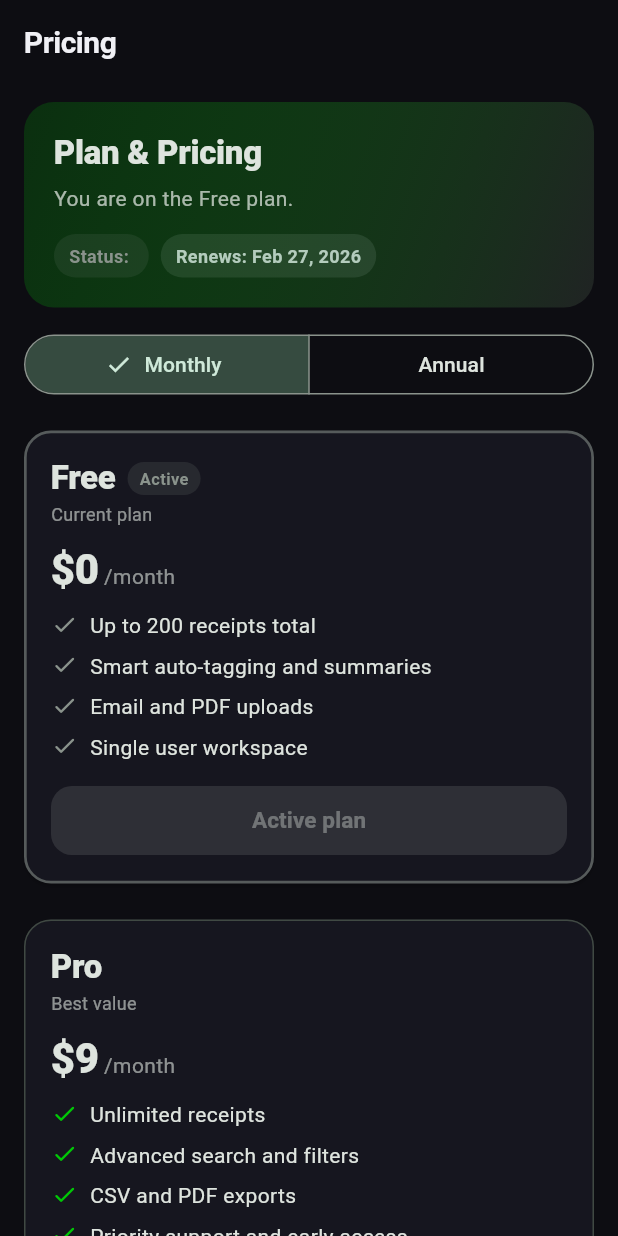
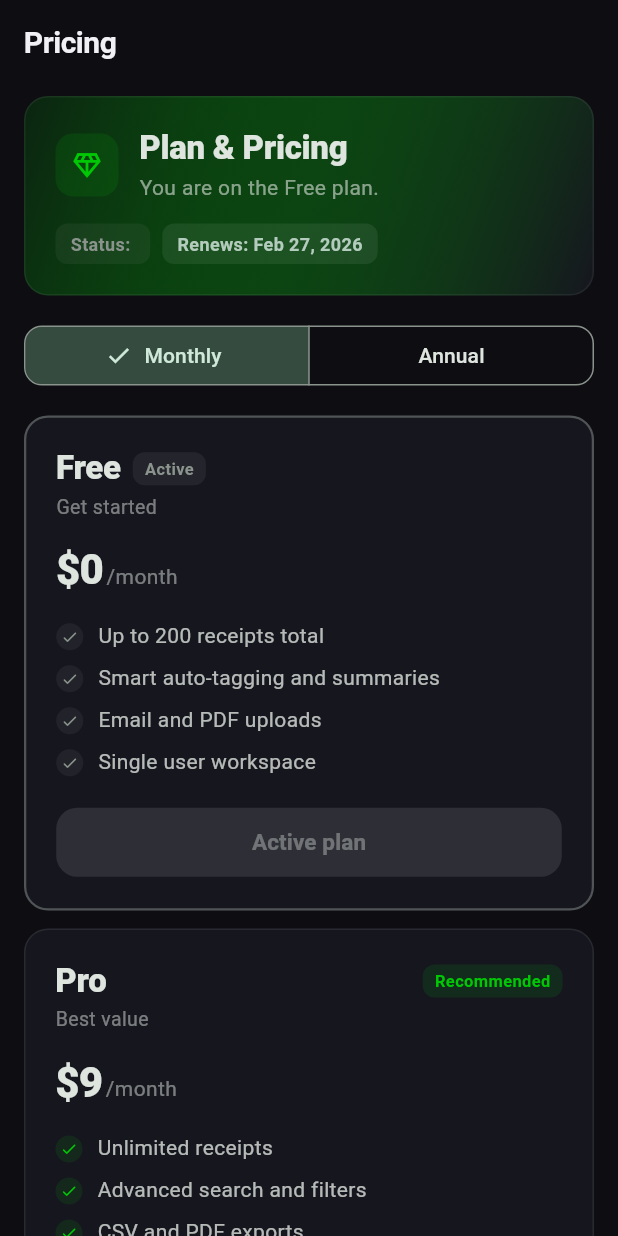
Before and after one commit to EdmondMbadu/receiptnest-mobile, a Flutter app: the PricingScreen screen opened by its route, on a phone screen of 412 x 824 dp. Run offline on Flutter 3.47's test engine with Material 3 defaults, Android fonts, the phone set to English and light mode, and no system bars; our stand-ins replace cached_network_image, cloud_firestore, cloud_functions, file_picker, firebase_auth, firebase_core and 9 more; accounts and stored records are empty; generated files the repository leaves out were written again; network calls fail.

Commit message:
updated the pricing page

```diff
--- a/lib/src/features/pricing/presentation/pricing_screen.dart
+++ b/lib/src/features/pricing/presentation/pricing_screen.dart
@@ -80,6 +80,7 @@ class _PricingScreenState extends ConsumerState<PricingScreen> {
   @override
   Widget build(BuildContext context) {
     final cs = Theme.of(context).colorScheme;
+    final isDark = Theme.of(context).brightness == Brightness.dark;
     final profile = ref.watch(currentUserProfileProvider).valueOrNull;
 
     final plan = (profile?.subscriptionPlan ?? 'free').toLowerCase();
@@ -92,36 +93,70 @@ class _PricingScreenState extends ConsumerState<PricingScreen> {
     return Scaffold(
       appBar: AppBar(title: const Text('Pricing')),
       body: ListView(
-        padding: const EdgeInsets.fromLTRB(16, 12, 16, 24),
+        padding: const EdgeInsets.fromLTRB(16, 8, 16, 32),
         children: [
+          // ── Current plan banner ──
           Container(
             padding: const EdgeInsets.all(20),
             decoration: BoxDecoration(
-              borderRadius: BorderRadius.circular(20),
+              borderRadius: BorderRadius.circular(16),
               gradient: LinearGradient(
                 begin: Alignment.topLeft,
                 end: Alignment.bottomRight,
                 colors: [
-                  const Color(0xFF00C805).withValues(alpha: 0.18),
-                  cs.surfaceContainerHighest.withValues(alpha: 0.55),
+                  const Color(0xFF00C805).withValues(alpha: isDark ? 0.12 : 0.10),
+                  isDark
+                      ? const Color(0xFF16161F)
+                      : cs.surface,
                 ],
+              ),
+              border: Border.all(
+                color: isDark
+                    ? Colors.white.withValues(alpha: 0.06)
+                    : Colors.grey.shade200,
               ),
             ),
             child: Column(
               crossAxisAlignment: CrossAxisAlignment.start,
               children: [
+                Row(
+                  children: [
+                    Container(
+                      padding: const EdgeInsets.all(10),
+                      decoration: BoxDecoration(
+                        color: const Color(0xFF00C805).withValues(alpha: 0.12),
+                        borderRadius: BorderRadius.circular(12),
+                      ),
+                      child: Icon(
+                        isPro ? Icons.diamond_rounded : Icons.diamond_outlined,
+                        color: const Color(0xFF00C805),
+                        size: 22,
+                      ),
+                    ),
+                    const SizedBox(width: 14),
+                    Expanded(
+                      child: Column(
+                        crossAxisAlignment: CrossAxisAlignment.start,
+                        children: [
                           Text(
                             'Plan & Pricing',
-                  style: Theme.of(
-                    context,
-                  ).textTheme.titleLarge?.copyWith(fontWeight: FontWeight.w800),
+                            style: Theme.of(context)
+                                .textTheme
+                                .titleLarge
+                                ?.copyWith(fontWeight: FontWeight.w800),
                           ),
-                const SizedBox(height: 6),
+                          const SizedBox(height: 2),
                           Text(
                             'You are on the ${isPro ? 'Pro' : 'Free'} plan.',
-                  style: Theme.of(context).textTheme.bodyMedium?.copyWith(
-                    color: cs.onSurface.withValues(alpha: 0.75),
+                            style: TextStyle(
+                              fontSize: 14,
+                              color: cs.onSurface.withValues(alpha: 0.6),
                             ),
+                          ),
+                        ],
+                      ),
+                    ),
+                  ],
                 ),
                 const SizedBox(height: 14),
                 Wrap(
@@ -147,7 +182,9 @@ class _PricingScreenState extends ConsumerState<PricingScreen> {
               ],
             ),
           ),
-          const SizedBox(height: 14),
+          const SizedBox(height: 16),
+
+          // ── Interval toggle ──
           SegmentedButton<String>(
             segments: const [
               ButtonSegment(value: 'monthly', label: Text('Monthly')),
@@ -157,11 +194,18 @@ class _PricingScreenState extends ConsumerState<PricingScreen> {
             onSelectionChanged: (value) {
               setState(() => _interval = value.first);
             },
+            style: SegmentedButton.styleFrom(
+              shape: RoundedRectangleBorder(
+                borderRadius: BorderRadius.circular(12),
               ),
-          const SizedBox(height: 14),
+            ),
+          ),
+          const SizedBox(height: 16),
+
+          // ── Free plan ──
           _PlanCard(
             title: 'Free',
-            subtitle: 'Current plan',
+            subtitle: 'Get started',
             price: '\$0',
             cadence: '/month',
             active: !isPro,
@@ -178,6 +222,8 @@ class _PricingScreenState extends ConsumerState<PricingScreen> {
             onAction: isPro ? _openPortal : null,
           ),
           const SizedBox(height: 12),
+
+          // ── Pro plan ──
           _PlanCard(
             title: 'Pro',
             subtitle: 'Best value',
@@ -195,24 +241,48 @@ class _PricingScreenState extends ConsumerState<PricingScreen> {
                 ? 'You are on Pro'
                 : (_processingCheckout ? 'Redirecting...' : 'Switch to Pro'),
             onAction: isPro || _processingCheckout ? null : _startCheckout,
+            isProcessing: _processingCheckout,
           ),
-          const SizedBox(height: 12),
+          const SizedBox(height: 16),
+
+          // ── Manage billing ──
           OutlinedButton.icon(
             onPressed: _processingPortal ? null : _openPortal,
-            icon: const Icon(Icons.manage_accounts_outlined),
+            icon: _processingPortal
+                ? SizedBox(
+                    width: 18,
+                    height: 18,
+                    child: CircularProgressIndicator(
+                      strokeWidth: 2,
+                      color: cs.primary,
+                    ),
+                  )
+                : const Icon(Icons.manage_accounts_outlined, size: 20),
             label: Text(
               _processingPortal ? 'Opening portal...' : 'Manage billing',
             ),
           ),
+
           if (_error != null) ...[
-            const SizedBox(height: 10),
+            const SizedBox(height: 12),
             Container(
               padding: const EdgeInsets.all(12),
               decoration: BoxDecoration(
                 color: cs.error.withValues(alpha: 0.08),
                 borderRadius: BorderRadius.circular(12),
               ),
-              child: Text(_error!, style: TextStyle(color: cs.error)),
+              child: Row(
+                children: [
+                  Icon(Icons.error_outline_rounded, size: 18, color: cs.error),
+                  const SizedBox(width: 8),
+                  Expanded(
+                    child: Text(
+                      _error!,
+                      style: TextStyle(color: cs.error, fontSize: 13),
+                    ),
+                  ),
+                ],
+              ),
             ),
           ],
         ],
@@ -232,6 +302,7 @@ class _PlanCard extends StatelessWidget {
     required this.features,
     required this.actionLabel,
     required this.onAction,
+    this.isProcessing = false,
   });
 
   final String title;
@@ -243,23 +314,28 @@ class _PlanCard extends StatelessWidget {
   final List<String> features;
   final String actionLabel;
   final VoidCallback? onAction;
+  final bool isProcessing;
 
   @override
   Widget build(BuildContext context) {
     final cs = Theme.of(context).colorScheme;
-    return Card(
-      elevation: active ? 1 : 0,
-      shape: RoundedRectangleBorder(
-        borderRadius: BorderRadius.circular(18),
-        side: BorderSide(
+    final isDark = Theme.of(context).brightness == Brightness.dark;
+
+    return Container(
+      decoration: BoxDecoration(
+        borderRadius: BorderRadius.circular(16),
+        border: Border.all(
           color: active
-              ? accentColor.withValues(alpha: 0.55)
-              : cs.outlineVariant,
-          width: active ? 1.8 : 1,
+              ? accentColor.withValues(alpha: 0.50)
+              : (isDark
+                  ? Colors.white.withValues(alpha: 0.08)
+                  : Colors.grey.shade200),
+          width: active ? 1.5 : 1,
         ),
+        color: isDark ? const Color(0xFF16161F) : Colors.white,
       ),
       child: Padding(
-        padding: const EdgeInsets.all(18),
+        padding: const EdgeInsets.all(20),
         child: Column(
           crossAxisAlignment: CrossAxisAlignment.start,
           children: [
@@ -267,9 +343,10 @@ class _PlanCard extends StatelessWidget {
               children: [
                 Text(
                   title,
-                  style: Theme.of(
-                    context,
-                  ).textTheme.titleLarge?.copyWith(fontWeight: FontWeight.w800),
+                  style: Theme.of(context)
+                      .textTheme
+                      .titleLarge
+                      ?.copyWith(fontWeight: FontWeight.w800),
                 ),
                 const SizedBox(width: 8),
                 if (active)
@@ -279,11 +356,31 @@ class _PlanCard extends StatelessWidget {
                       vertical: 3,
                     ),
                     decoration: BoxDecoration(
-                      borderRadius: BorderRadius.circular(999),
-                      color: accentColor.withValues(alpha: 0.15),
+                      borderRadius: BorderRadius.circular(8),
+                      color: accentColor.withValues(alpha: 0.12),
                     ),
                     child: Text(
                       'Active',
+                      style: TextStyle(
+                        fontSize: 11,
+                        fontWeight: FontWeight.w700,
+                        color: accentColor,
+                      ),
+                    ),
+                  ),
+                const Spacer(),
+                if (!active && title == 'Pro')
+                  Container(
+                    padding: const EdgeInsets.symmetric(
+                      horizontal: 8,
+                      vertical: 3,
+                    ),
+                    decoration: BoxDecoration(
+                      borderRadius: BorderRadius.circular(8),
+                      color: accentColor.withValues(alpha: 0.12),
+                    ),
+                    child: Text(
+                      'Recommended',
                       style: TextStyle(
                         fontSize: 11,
                         fontWeight: FontWeight.w700,
@@ -296,46 +393,69 @@ class _PlanCard extends StatelessWidget {
             const SizedBox(height: 2),
             Text(
               subtitle,
-              style: Theme.of(context).textTheme.bodySmall?.copyWith(
-                color: cs.onSurface.withValues(alpha: 0.6),
+              style: TextStyle(
+                fontSize: 13,
+                color: cs.onSurface.withValues(alpha: 0.5),
               ),
             ),
-            const SizedBox(height: 10),
-            RichText(
-              text: TextSpan(
-                style: Theme.of(context).textTheme.bodyMedium,
+            const SizedBox(height: 14),
+            Row(
+              crossAxisAlignment: CrossAxisAlignment.baseline,
+              textBaseline: TextBaseline.alphabetic,
               children: [
-                  TextSpan(
-                    text: price,
+                Text(
+                  price,
                   style: Theme.of(context).textTheme.headlineMedium?.copyWith(
                         fontWeight: FontWeight.w800,
-                      color: cs.onSurface,
+                        letterSpacing: -0.5,
                       ),
                 ),
-                  TextSpan(
-                    text: ' $cadence',
-                    style: Theme.of(context).textTheme.bodyMedium?.copyWith(
-                      color: cs.onSurface.withValues(alpha: 0.6),
+                const SizedBox(width: 2),
+                Text(
+                  cadence,
+                  style: TextStyle(
+                    fontSize: 14,
+                    color: cs.onSurface.withValues(alpha: 0.5),
+                  ),
+                ),
+              ],
+            ),
+            const SizedBox(height: 16),
+            ...features.map(
+              (feature) => Padding(
+                padding: const EdgeInsets.only(bottom: 8),
+                child: Row(
+                  crossAxisAlignment: CrossAxisAlignment.start,
+                  children: [
+                    Container(
+                      margin: const EdgeInsets.only(top: 2),
+                      width: 18,
+                      height: 18,
+                      decoration: BoxDecoration(
+                        color: accentColor.withValues(alpha: 0.10),
+                        shape: BoxShape.circle,
+                      ),
+                      child: Icon(
+                        Icons.check_rounded,
+                        size: 12,
+                        color: accentColor,
+                      ),
+                    ),
+                    const SizedBox(width: 10),
+                    Expanded(
+                      child: Text(
+                        feature,
+                        style: TextStyle(
+                          fontSize: 14,
+                          color: cs.onSurface.withValues(alpha: 0.8),
+                        ),
                       ),
                     ),
                   ],
                 ),
               ),
-            const SizedBox(height: 10),
-            ...features.map(
-              (feature) => Padding(
-                padding: const EdgeInsets.only(bottom: 7),
-                child: Row(
-                  crossAxisAlignment: CrossAxisAlignment.start,
-                  children: [
-                    Icon(Icons.check_rounded, size: 18, color: accentColor),
-                    const SizedBox(width: 8),
-                    Expanded(child: Text(feature)),
-                  ],
             ),
-              ),
-            ),
-            const SizedBox(height: 8),
+            const SizedBox(height: 12),
             SizedBox(
               width: double.infinity,
               child: FilledButton(
@@ -345,8 +465,18 @@ class _PlanCard extends StatelessWidget {
                       ? cs.surfaceContainerHighest
                       : accentColor,
                   foregroundColor: active ? cs.onSurface : Colors.white,
+                  padding: const EdgeInsets.symmetric(vertical: 14),
                 ),
-                child: Text(actionLabel),
+                child: isProcessing
+                    ? const SizedBox(
+                        width: 20,
+                        height: 20,
+                        child: CircularProgressIndicator(
+                          strokeWidth: 2,
+                          color: Colors.white,
+                        ),
+                      )
+                    : Text(actionLabel),
               ),
             ),
           ],
@@ -365,10 +495,10 @@ class _StatusChip extends StatelessWidget {
   @override
   Widget build(BuildContext context) {
     return Container(
-      padding: const EdgeInsets.symmetric(horizontal: 10, vertical: 6),
+      padding: const EdgeInsets.symmetric(horizontal: 10, vertical: 5),
       decoration: BoxDecoration(
-        borderRadius: BorderRadius.circular(999),
-        color: color.withValues(alpha: 0.12),
+        borderRadius: BorderRadius.circular(8),
+        color: color.withValues(alpha: 0.10),
       ),
       child: Text(
         label,
```
Lines whose indentation alone changed are shown as unchanged.
